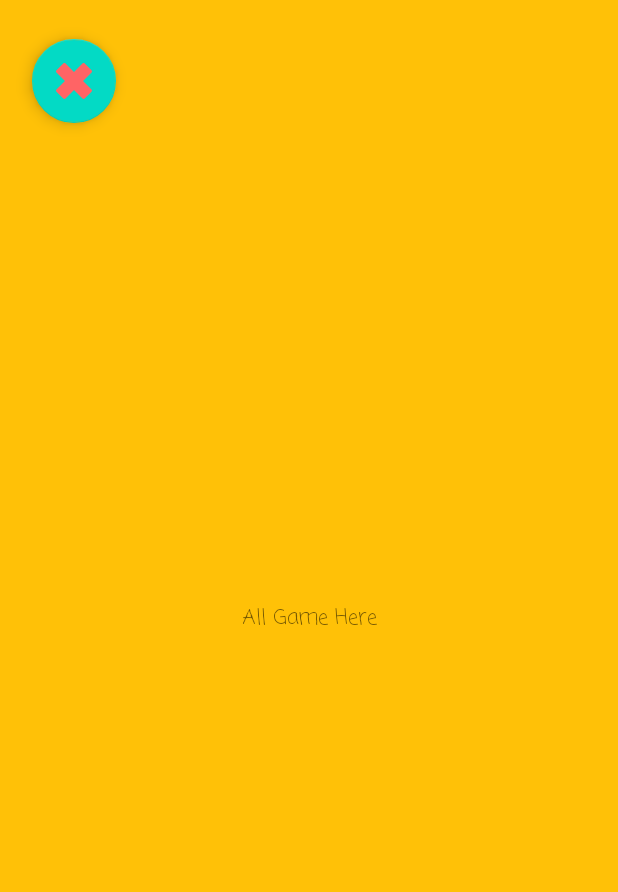
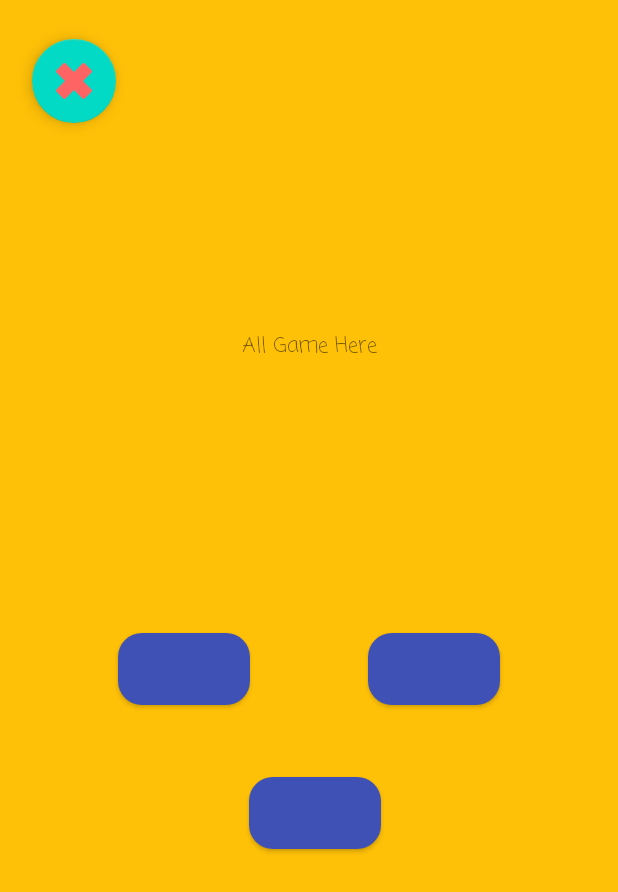
Before and after one commit to dino-sunny/kidsQ, an Android app: the QuestionsFragment screen opened through its navigation route, on a phone screen of 412 x 824 dp. Shown: the top 892 px of the screen. Run offline under Robolectric (Android 15) with nearby library versions, the phone set to English and light mode, and no system bars; our stand-ins replace Room's generated code, data binding.

Commit message:
game screen modified

```diff
--- a/app/src/main/java/com/dino/kidsq/game/StartGameFragment.kt
+++ b/app/src/main/java/com/dino/kidsq/game/StartGameFragment.kt
@@ -18,6 +18,7 @@ import com.dino.kidsq.database.PlayerDao
 import com.dino.kidsq.database.PlayerDatabase
 import com.dino.kidsq.database.PlayerDatabase.Companion.getInstance
 import com.dino.kidsq.databinding.StartGameFragmentBinding
+import com.dino.kidsq.utils.Utils
 
 class StartGameFragment : Fragment() {
     private lateinit var binding: StartGameFragmentBinding
@@ -35,7 +36,7 @@ class StartGameFragment : Fragment() {
     ): View? {
         // Inflate the layout for this fragment
         binding = DataBindingUtil.inflate(inflater, R.layout.start_game_fragment, container, false)
-        setStatusIconColors()
+        activity?.let { Utils.setStatusIconColors(it,"#FF9800") }
 
         val application = requireNotNull(this.activity).application
         val dataSource = PlayerDatabase.getInstance(application).playerDao
@@ -65,12 +66,5 @@ class StartGameFragment : Fragment() {
         findNavController().navigate(R.id.startGame)
     }
 
-    /**
-     * Make status bar transparent
-     */
-    private fun setStatusIconColors() {
-        activity?.window?.decorView?.systemUiVisibility = (View.SYSTEM_UI_FLAG_LAYOUT_STABLE
-                or View.SYSTEM_UI_FLAG_LAYOUT_FULLSCREEN)
-        activity?.window?.statusBarColor = Color.parseColor("#FF9800")
-    }
+
 }
--- a/app/src/main/java/com/dino/kidsq/questions/QuestionsFragment.kt
+++ b/app/src/main/java/com/dino/kidsq/questions/QuestionsFragment.kt
@@ -6,7 +6,11 @@ import androidx.fragment.app.Fragment
 import android.view.LayoutInflater
 import android.view.View
 import android.view.ViewGroup
+import androidx.databinding.DataBindingUtil
+import androidx.lifecycle.ViewModelProvider
 import com.dino.kidsq.R
+import com.dino.kidsq.databinding.QuestionsFragmentBinding
+import com.dino.kidsq.utils.Utils
 
 class QuestionsFragment : Fragment() {
 
@@ -15,15 +19,20 @@ class QuestionsFragment : Fragment() {
     }
 
     private lateinit var viewModel: QuestionsViewModel
+    private lateinit var binding: QuestionsFragmentBinding
 
     override fun onCreateView(inflater: LayoutInflater, container: ViewGroup?, savedInstanceState: Bundle?): View? {
-        return inflater.inflate(R.layout.questions_fragment, container, false)
+        binding = DataBindingUtil.inflate(inflater, R.layout.questions_fragment, container, false)
+        activity?.let { Utils.setStatusIconColors(it,"#FFC107") }
+
+        return binding.root
     }
 
     override fun onActivityCreated(savedInstanceState: Bundle?) {
         super.onActivityCreated(savedInstanceState)
-        viewModel = ViewModelProviders.of(this).get(QuestionsViewModel::class.java)
-        // TODO: Use the ViewModel
+        viewModel = ViewModelProvider(this).get(QuestionsViewModel::class.java)
+        binding.questionViewModel = viewModel
+        binding.lifecycleOwner = viewLifecycleOwner
     }
 
 }
--- a/app/src/main/java/com/dino/kidsq/questions/QuestionsViewModel.kt
+++ b/app/src/main/java/com/dino/kidsq/questions/QuestionsViewModel.kt
@@ -3,5 +3,32 @@ package com.dino.kidsq.questions
 import androidx.lifecycle.ViewModel
 
 class QuestionsViewModel : ViewModel() {
-    // TODO: Implement the ViewModel
+
+    data class Question(
+        val text: String,
+        val answers: List<String>)
+
+    private val questions: MutableList<Question> = mutableListOf(
+        Question(text = "What is Android Jetpack?",
+            answers = listOf("All of these", "Tools", "Documentation", "Libraries")),
+        Question(text = "What is the base class for layouts?",
+            answers = listOf("ViewGroup", "ViewSet", "ViewCollection", "ViewRoot")),
+        Question(text = "What layout do you use for complex screens?",
+            answers = listOf("ConstraintLayout", "GridLayout", "LinearLayout", "FrameLayout")),
+        Question(text = "What do you use to push structured data into a layout?",
+            answers = listOf("Data binding", "Data pushing", "Set text", "An OnClick method")),
+        Question(text = "What method do you use to inflate layouts in fragments?",
+            answers = listOf("onCreateView()", "onActivityCreated()", "onCreateLayout()", "onInflateLayout()")),
+        Question(text = "What's the build system for Android?",
+            answers = listOf("Gradle", "Graddle", "Grodle", "Groyle")),
+        Question(text = "Which class do you use to create a vector drawable?",
+            answers = listOf("VectorDrawable", "AndroidVectorDrawable", "DrawableVector", "AndroidVector")),
+        Question(text = "Which one of these is an Android navigation component?",
+            answers = listOf("NavController", "NavCentral", "NavMaster", "NavSwitcher")),
+        Question(text = "Which XML element lets you register an activity with the launcher activity?",
+            answers = listOf("intent-filter", "app-registry", "launcher-registry", "app-launcher")),
+        Question(text = "What do you use to mark a layout for data binding?",
+            answers = listOf("<layout>", "<binding>", "<data-binding>", "<dbinding>"))
+    )
+
 }
--- /dev/null
+++ b/app/src/main/java/com/dino/kidsq/utils/Utils.kt
@@ -0,0 +1,17 @@
+package com.dino.kidsq.utils
+
+import android.app.Activity
+import android.content.Context
+import android.graphics.Color
+import android.view.View
+
+object Utils {
+    /**
+     * Make status bar transparent
+     */
+    public fun setStatusIconColors(activity: Activity, color: String) {
+        activity.window?.decorView?.systemUiVisibility = (View.SYSTEM_UI_FLAG_LAYOUT_STABLE
+                or View.SYSTEM_UI_FLAG_LAYOUT_FULLSCREEN)
+        activity.window?.statusBarColor = Color.parseColor(color)
+    }
+}
--- /dev/null
+++ b/app/src/main/res/drawable/round_button.xml
@@ -0,0 +1,6 @@
+<?xml version="1.0" encoding="utf-8"?>
+<shape android:shape="rectangle"
+    xmlns:android="http://schemas.android.com/apk/res/android">
+    <solid android:color="#3F51B5"/>
+    <corners android:radius="16dp"/>
+</shape>
--- a/app/src/main/res/layout/questions_fragment.xml
+++ b/app/src/main/res/layout/questions_fragment.xml
@@ -1,29 +1,69 @@
 <?xml version="1.0" encoding="utf-8"?>
-<layout>
+<layout xmlns:android="http://schemas.android.com/apk/res/android"
+    xmlns:app="http://schemas.android.com/apk/res-auto"
+    xmlns:tools="http://schemas.android.com/tools">
     <data>
 
         <variable
             name="questionViewModel"
             type="com.dino.kidsq.questions.QuestionsViewModel" />
     </data>
-<androidx.constraintlayout.widget.ConstraintLayout xmlns:android="http://schemas.android.com/apk/res/android"
-    xmlns:app="http://schemas.android.com/apk/res-auto"
-    xmlns:tools="http://schemas.android.com/tools"
+
+    <androidx.constraintlayout.widget.ConstraintLayout
         android:layout_width="match_parent"
         android:layout_height="match_parent"
-    tools:context=".questions.QuestionsFragment"
-    android:background="#FFC107">
+        android:background="#FFC107"
+        tools:context=".questions.QuestionsFragment">
 
         <TextView
             android:id="@+id/title"
             android:layout_width="wrap_content"
             android:layout_height="wrap_content"
+            android:layout_marginTop="220dp"
             android:fontFamily="casual"
             android:text="All Game Here"
-        app:layout_constraintBottom_toBottomOf="parent"
             app:layout_constraintEnd_toEndOf="parent"
             app:layout_constraintStart_toStartOf="parent"
             app:layout_constraintTop_toTopOf="parent" />
 
+        <Button
+            android:id="@+id/button"
+            android:layout_width="wrap_content"
+            android:layout_height="wrap_content"
+            android:layout_marginTop="180dp"
+            android:background="@drawable/round_button"
+            android:textAllCaps="false"
+            android:textColor="@color/white"
+            app:layout_constraintEnd_toStartOf="@+id/button2"
+            app:layout_constraintHorizontal_bias="0.5"
+            app:layout_constraintStart_toStartOf="parent"
+            app:layout_constraintTop_toBottomOf="@+id/title" />
+
+        <Button
+            android:id="@+id/button2"
+            android:layout_width="wrap_content"
+            android:layout_height="wrap_content"
+            android:background="@drawable/round_button"
+            android:textAllCaps="false"
+            android:textColor="@color/white"
+            app:layout_constraintBottom_toBottomOf="@+id/button"
+            app:layout_constraintEnd_toEndOf="parent"
+            app:layout_constraintHorizontal_bias="0.5"
+            app:layout_constraintStart_toEndOf="@+id/button"
+            app:layout_constraintTop_toTopOf="@+id/button" />
+
+        <Button
+            android:id="@+id/button3"
+            android:layout_width="wrap_content"
+            android:layout_height="wrap_content"
+            android:layout_marginTop="48dp"
+            android:background="@drawable/round_button"
+            android:textAllCaps="false"
+            android:textColor="@color/white"
+            app:layout_constraintEnd_toEndOf="parent"
+            app:layout_constraintHorizontal_bias="0.513"
+            app:layout_constraintStart_toStartOf="parent"
+            app:layout_constraintTop_toBottomOf="@+id/button" />
+
     </androidx.constraintlayout.widget.ConstraintLayout>
 </layout>
```
Lines whose indentation alone changed are shown as unchanged.
